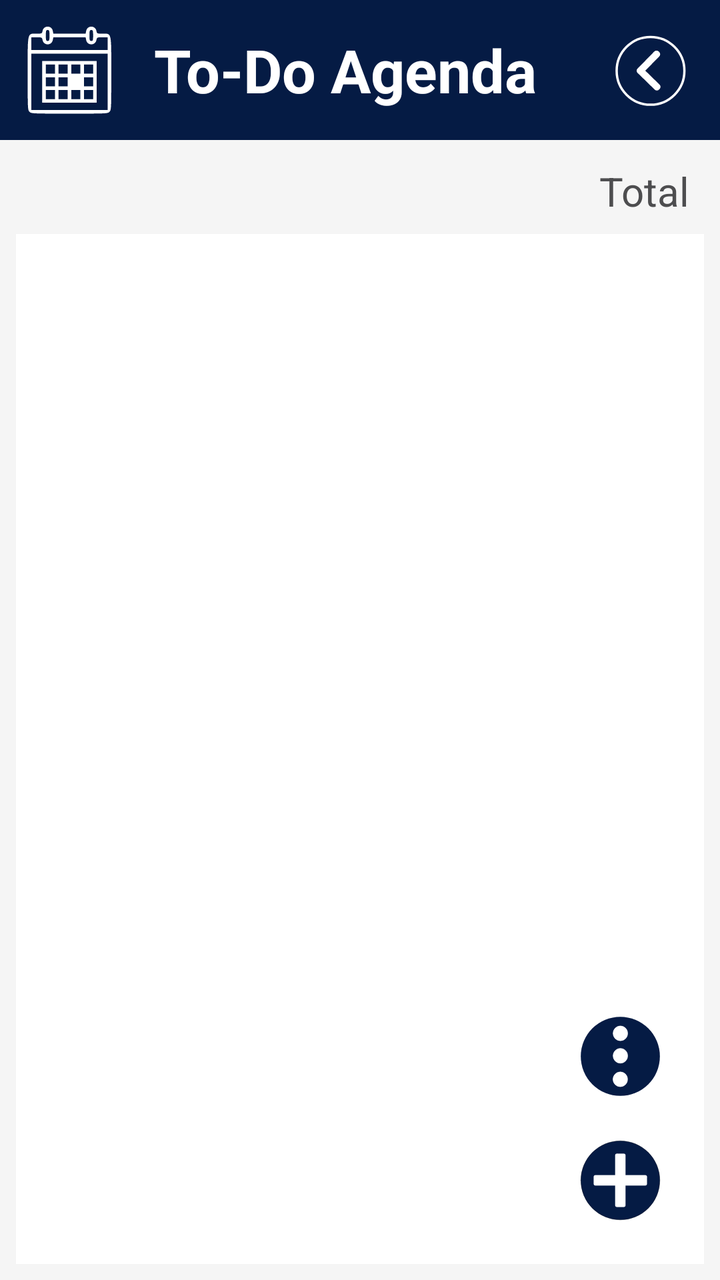
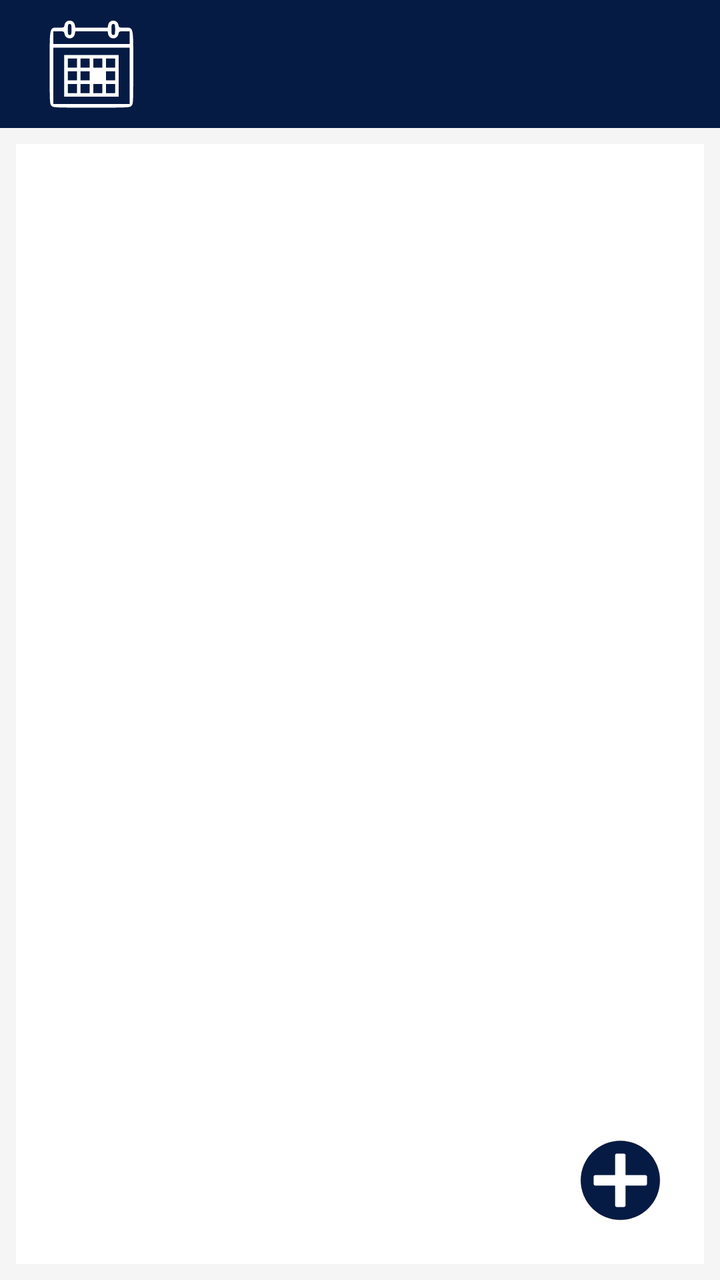

An Android layout rendered at two revisions. The XML below is the earlier revision; the diff shows what the commit changed to produce the second picture.
<!-- AndroidManifest.xml: application theme Theme.ToDoAgenda -->
<!-- res/layout/activity_main.xml -->
<?xml version="1.0" encoding="utf-8"?>
<androidx.constraintlayout.widget.ConstraintLayout xmlns:android="http://schemas.android.com/apk/res/android"
    xmlns:app="http://schemas.android.com/apk/res-auto"
    xmlns:tools="http://schemas.android.com/tools"
    android:id="@+id/lyt_contenedor_principal"
    android:layout_width="match_parent"
    android:layout_height="match_parent"
    android:background="@color/light_grey"
    tools:context=".MainActivity">

    <LinearLayout
        android:id="@+id/lyt_contenedor_encabezado"
        android:layout_width="0dp"
        android:layout_height="70dp"
        android:padding="5dp"
        android:gravity="center_vertical"
        android:orientation="horizontal"
        android:background="@color/navy_blue"
        app:layout_constraintTop_toTopOf="parent"
        app:layout_constraintStart_toStartOf="parent"
        app:layout_constraintEnd_toEndOf="parent" >

        <Button
            android:id="@+id/btn_logo"
            android:layout_width="60dp"
            android:layout_height="60dp"
            android:layout_marginEnd="12dp"
            android:background="@color/transparent"
            app:icon="@drawable/ic_logotodo"
            app:iconGravity="textStart"
            app:iconSize="48dp"
            app:iconPadding="0dp" />

        <TextView
            android:id="@+id/txt_app_name"
            android:layout_width="0dp"
            android:layout_height="wrap_content"
            android:layout_weight="1"
            android:layout_gravity="center"
            android:text="@string/txt_app_name"
            android:textColor="@color/white"
            android:textSize="30sp"
            android:textStyle="bold">
        </TextView>

        <Button
            android:id="@+id/btn_menu"
            android:layout_width="60dp"
            android:layout_height="60dp"
            android:layout_marginStart="12dp"
            android:background="@color/transparent"
            app:icon="@drawable/ic_salir"
            app:iconGravity="textStart"
            app:iconSize="40dp"
            app:iconPadding="0dp" />

    </LinearLayout>

    <TextView
        android:id="@+id/txt_total"
        android:layout_width="wrap_content"
        android:layout_height="wrap_content"
        android:layout_marginTop="12dp"
        android:layout_marginEnd="15dp"
        android:text="@string/txt_total"
        android:textSize="20sp"
        android:textColor="@color/dark_grey"
        app:layout_constraintTop_toBottomOf="@id/lyt_contenedor_encabezado"
       app:layout_constraintEnd_toEndOf="parent" />

    <LinearLayout
        android:id="@+id/lyt_contenedor_lista"
        android:layout_width="0dp"
        android:layout_height="0dp"
        android:layout_marginTop="8dp"
        android:layout_marginStart="8dp"
        android:layout_marginEnd="8dp"
        android:layout_marginBottom="8dp"
        android:padding="8dp"
        android:orientation="vertical"
        android:background="@color/white"
        app:layout_constraintTop_toBottomOf="@id/txt_total"
        app:layout_constraintBottom_toBottomOf="parent"
        app:layout_constraintStart_toStartOf="parent"
        app:layout_constraintEnd_toEndOf="parent" >

        <ListView
            android:id="@+id/lstv_tareas"
            android:layout_width="match_parent"
            android:layout_height="match_parent"
            android:layout_marginTop="8dp"
            android:paddingBottom="90dp" />

    </LinearLayout>

    <Button
        android:id="@+id/btn_menu"
        android:layout_width="60dp"
        android:layout_height="60dp"
        android:layout_marginEnd="20dp"
        android:layout_marginBottom="2dp"
        android:background="@color/transparent"
        app:icon="@drawable/ic_menu"
        app:iconGravity="textStart"
        app:iconSize="45dp"
        app:iconPadding="0dp"
        app:iconTint="@null"
        app:layout_constraintBottom_toTopOf="@id/btn_agregar"
        app:layout_constraintEnd_toEndOf="parent"/>

    <Button
        android:id="@+id/btn_agregar"
        android:layout_width="60dp"
        android:layout_height="60dp"
        android:layout_marginEnd="20dp"
        android:layout_marginBottom="20dp"
        android:background="@color/transparent"
        app:icon="@drawable/ic_agregar"
        app:iconGravity="textStart"
        app:iconSize="45dp"
        app:iconPadding="0dp"
        app:iconTint="@null"
        app:layout_constraintBottom_toBottomOf="parent"
        app:layout_constraintEnd_toEndOf="parent" />

</androidx.constraintlayout.widget.ConstraintLayout>
<!-- resources referenced by this layout -->
<resources>
  <color name="dark_grey">#4D4D4F</color>
  <color name="light_grey">#F5F5F5</color>
  <color name="navy_blue">#051B44</color>
  <color name="transparent">#00000000</color>
  <color name="white">#FFFFFF</color>
  <!-- drawable ic_menu (drawable) -->
  <vector xmlns:android="http://schemas.android.com/apk/res/android"
      android:width="512dp"
      android:height="512dp"
      android:viewportWidth="512"
      android:viewportHeight="512">
    <path
        android:pathData="M256,256m-225,0a225,225 0,1 1,450 0a225,225 0,1 1,-450 0"
        android:strokeWidth="19.8202"
        android:fillColor="#051b44"
        android:strokeColor="#00000000"
        android:strokeLineCap="round"/>
    <path
        android:pathData="M256.23,125.32m-41.54,0a41.54,41.54 0,1 1,83.07 0a41.54,41.54 0,1 1,-83.07 0"
        android:strokeWidth="2.41"
        android:fillColor="#ffffff"
        android:strokeColor="#ffffff"
        android:strokeLineCap="round"/>
    <path
        android:pathData="M256.23,252.97m-41.54,0a41.54,41.54 45,1 1,83.07 0a41.54,41.54 135,1 1,-83.07 0"
        android:strokeWidth="2.41"
        android:fillColor="#ffffff"
        android:strokeColor="#ffffff"
        android:strokeLineCap="round"/>
    <path
        android:pathData="M255.77,386.68m-41.54,0a41.54,41.54 0,1 1,83.07 0a41.54,41.54 0,1 1,-83.07 0"
        android:strokeWidth="2.41"
        android:fillColor="#ffffff"
        android:strokeColor="#ffffff"
        android:strokeLineCap="round"/>
  </vector>
  <!-- drawable ic_salir (drawable) -->
  <vector xmlns:android="http://schemas.android.com/apk/res/android"
      android:width="512dp"
      android:height="512dp"
      android:viewportWidth="512"
      android:viewportHeight="512">
    <path
        android:pathData="M259.44,261.22m-216.78,0a216.78,216.78 0,1 1,433.57 0a216.78,216.78 0,1 1,-433.57 0"
        android:strokeWidth="15"
        android:fillColor="#00000000"
        android:strokeColor="#ffffff"
        android:strokeLineCap="round"/>
    <path
        android:pathData="M176.96,246.63L283.49,137.66A19.75,19.75 89.35,0 1,311.41 137.34L315.08,140.93A19.75,19.75 89.35,0 1,315.4 168.85L208.87,277.83A19.75,19.75 89.35,0 1,180.94 278.14L177.27,274.55A19.75,19.75 89.35,0 1,176.96 246.63z"
        android:strokeWidth="2.99"
        android:fillColor="#ffffff"
        android:strokeColor="#00000000"
        android:strokeLineCap="round"/>
    <path
        android:pathData="M208.37,243.14L317.34,349.68A19.75,19.75 89.35,0 1,317.66 377.6L314.07,381.27A19.75,19.75 89.35,0 1,286.15 381.59L177.18,275.05A19.75,19.75 89.35,0 1,176.86 247.13L180.45,243.46A19.75,19.75 89.35,0 1,208.37 243.14z"
        android:strokeWidth="2.99"
        android:fillColor="#ffffff"
        android:strokeColor="#00000000"
        android:strokeLineCap="round"/>
  </vector>
  <string name="txt_app_name">To-Do Agenda</string>
  <string name="txt_total">Total</string>
  <style name="Theme.ToDoAgenda" parent="Base.Theme.ToDoAgenda" />
  <style name="Base.Theme.ToDoAgenda" parent="Theme.Material3.DayNight.NoActionBar">
          
          
      </style>
  <!-- unchanged entries left out for length: 2 -->
</resources>

<!-- the commit's change to res/layout/activity_main.xml (unified diff, before → after) -->
@@ -8,14 +8,12 @@
     android:background="@color/light_grey"
     tools:context=".MainActivity">
 
-    <LinearLayout
-        android:id="@+id/lyt_contenedor_encabezado"
+    <androidx.appcompat.widget.Toolbar
+        android:id="@+id/tlb_contenedor_encabezado"
         android:layout_width="0dp"
-        android:layout_height="70dp"
-        android:padding="5dp"
-        android:gravity="center_vertical"
-        android:orientation="horizontal"
+        android:layout_height="?attr/actionBarSize"
         android:background="@color/navy_blue"
+        android:theme="@style/ThemeOverlay.AppCompat.Dark.ActionBar"
         app:layout_constraintTop_toTopOf="parent"
         app:layout_constraintStart_toStartOf="parent"
         app:layout_constraintEnd_toEndOf="parent" >
@@ -31,42 +29,7 @@
             app:iconSize="48dp"
             app:iconPadding="0dp" />
 
-        <TextView
-            android:id="@+id/txt_app_name"
-            android:layout_width="0dp"
-            android:layout_height="wrap_content"
-            android:layout_weight="1"
-            android:layout_gravity="center"
-            android:text="@string/txt_app_name"
-            android:textColor="@color/white"
-            android:textSize="30sp"
-            android:textStyle="bold">
-        </TextView>
-
-        <Button
-            android:id="@+id/btn_menu"
-            android:layout_width="60dp"
-            android:layout_height="60dp"
-            android:layout_marginStart="12dp"
-            android:background="@color/transparent"
-            app:icon="@drawable/ic_salir"
-            app:iconGravity="textStart"
-            app:iconSize="40dp"
-            app:iconPadding="0dp" />
-
-    </LinearLayout>
-
-    <TextView
-        android:id="@+id/txt_total"
-        android:layout_width="wrap_content"
-        android:layout_height="wrap_content"
-        android:layout_marginTop="12dp"
-        android:layout_marginEnd="15dp"
-        android:text="@string/txt_total"
-        android:textSize="20sp"
-        android:textColor="@color/dark_grey"
-        app:layout_constraintTop_toBottomOf="@id/lyt_contenedor_encabezado"
-       app:layout_constraintEnd_toEndOf="parent" />
+    </androidx.appcompat.widget.Toolbar>
 
     <LinearLayout
         android:id="@+id/lyt_contenedor_lista"
@@ -79,7 +42,7 @@
         android:padding="8dp"
         android:orientation="vertical"
         android:background="@color/white"
-        app:layout_constraintTop_toBottomOf="@id/txt_total"
+        app:layout_constraintTop_toBottomOf="@id/tlb_contenedor_encabezado"
         app:layout_constraintBottom_toBottomOf="parent"
         app:layout_constraintStart_toStartOf="parent"
         app:layout_constraintEnd_toEndOf="parent" >
@@ -89,24 +52,10 @@
             android:layout_width="match_parent"
             android:layout_height="match_parent"
             android:layout_marginTop="8dp"
+            android:clipToPadding="false"
             android:paddingBottom="90dp" />
 
     </LinearLayout>
-
-    <Button
-        android:id="@+id/btn_menu"
-        android:layout_width="60dp"
-        android:layout_height="60dp"
-        android:layout_marginEnd="20dp"
-        android:layout_marginBottom="2dp"
-        android:background="@color/transparent"
-        app:icon="@drawable/ic_menu"
-        app:iconGravity="textStart"
-        app:iconSize="45dp"
-        app:iconPadding="0dp"
-        app:iconTint="@null"
-        app:layout_constraintBottom_toTopOf="@id/btn_agregar"
-        app:layout_constraintEnd_toEndOf="parent"/>
 
     <Button
         android:id="@+id/btn_agregar"
<!-- resource entries referenced after the edit -->
@@ -1,68 +1,9 @@
 <!-- resources referenced by this layout -->
 <resources>
-  <color name="dark_grey">#4D4D4F</color>
   <color name="light_grey">#F5F5F5</color>
   <color name="navy_blue">#051B44</color>
   <color name="transparent">#00000000</color>
   <color name="white">#FFFFFF</color>
-  <!-- drawable ic_menu (drawable) -->
-  <vector xmlns:android="http://schemas.android.com/apk/res/android"
-      android:width="512dp"
-      android:height="512dp"
-      android:viewportWidth="512"
-      android:viewportHeight="512">
-    <path
-        android:pathData="M256,256m-225,0a225,225 0,1 1,450 0a225,225 0,1 1,-450 0"
-        android:strokeWidth="19.8202"
-        android:fillColor="#051b44"
-        android:strokeColor="#00000000"
-        android:strokeLineCap="round"/>
-    <path
-        android:pathData="M256.23,125.32m-41.54,0a41.54,41.54 0,1 1,83.07 0a41.54,41.54 0,1 1,-83.07 0"
-        android:strokeWidth="2.41"
-        android:fillColor="#ffffff"
-        android:strokeColor="#ffffff"
-        android:strokeLineCap="round"/>
-    <path
-        android:pathData="M256.23,252.97m-41.54,0a41.54,41.54 45,1 1,83.07 0a41.54,41.54 135,1 1,-83.07 0"
-        android:strokeWidth="2.41"
-        android:fillColor="#ffffff"
-        android:strokeColor="#ffffff"
-        android:strokeLineCap="round"/>
-    <path
-        android:pathData="M255.77,386.68m-41.54,0a41.54,41.54 0,1 1,83.07 0a41.54,41.54 0,1 1,-83.07 0"
-        android:strokeWidth="2.41"
-        android:fillColor="#ffffff"
-        android:strokeColor="#ffffff"
-        android:strokeLineCap="round"/>
-  </vector>
-  <!-- drawable ic_salir (drawable) -->
-  <vector xmlns:android="http://schemas.android.com/apk/res/android"
-      android:width="512dp"
-      android:height="512dp"
-      android:viewportWidth="512"
-      android:viewportHeight="512">
-    <path
-        android:pathData="M259.44,261.22m-216.78,0a216.78,216.78 0,1 1,433.57 0a216.78,216.78 0,1 1,-433.57 0"
-        android:strokeWidth="15"
-        android:fillColor="#00000000"
-        android:strokeColor="#ffffff"
-        android:strokeLineCap="round"/>
-    <path
-        android:pathData="M176.96,246.63L283.49,137.66A19.75,19.75 89.35,0 1,311.41 137.34L315.08,140.93A19.75,19.75 89.35,0 1,315.4 168.85L208.87,277.83A19.75,19.75 89.35,0 1,180.94 278.14L177.27,274.55A19.75,19.75 89.35,0 1,176.96 246.63z"
-        android:strokeWidth="2.99"
-        android:fillColor="#ffffff"
-        android:strokeColor="#00000000"
-        android:strokeLineCap="round"/>
-    <path
-        android:pathData="M208.37,243.14L317.34,349.68A19.75,19.75 89.35,0 1,317.66 377.6L314.07,381.27A19.75,19.75 89.35,0 1,286.15 381.59L177.18,275.05A19.75,19.75 89.35,0 1,176.86 247.13L180.45,243.46A19.75,19.75 89.35,0 1,208.37 243.14z"
-        android:strokeWidth="2.99"
-        android:fillColor="#ffffff"
-        android:strokeColor="#00000000"
-        android:strokeLineCap="round"/>
-  </vector>
-  <string name="txt_app_name">To-Do Agenda</string>
-  <string name="txt_total">Total</string>
   <style name="Theme.ToDoAgenda" parent="Base.Theme.ToDoAgenda" />
   <style name="Base.Theme.ToDoAgenda" parent="Theme.Material3.DayNight.NoActionBar">
           
